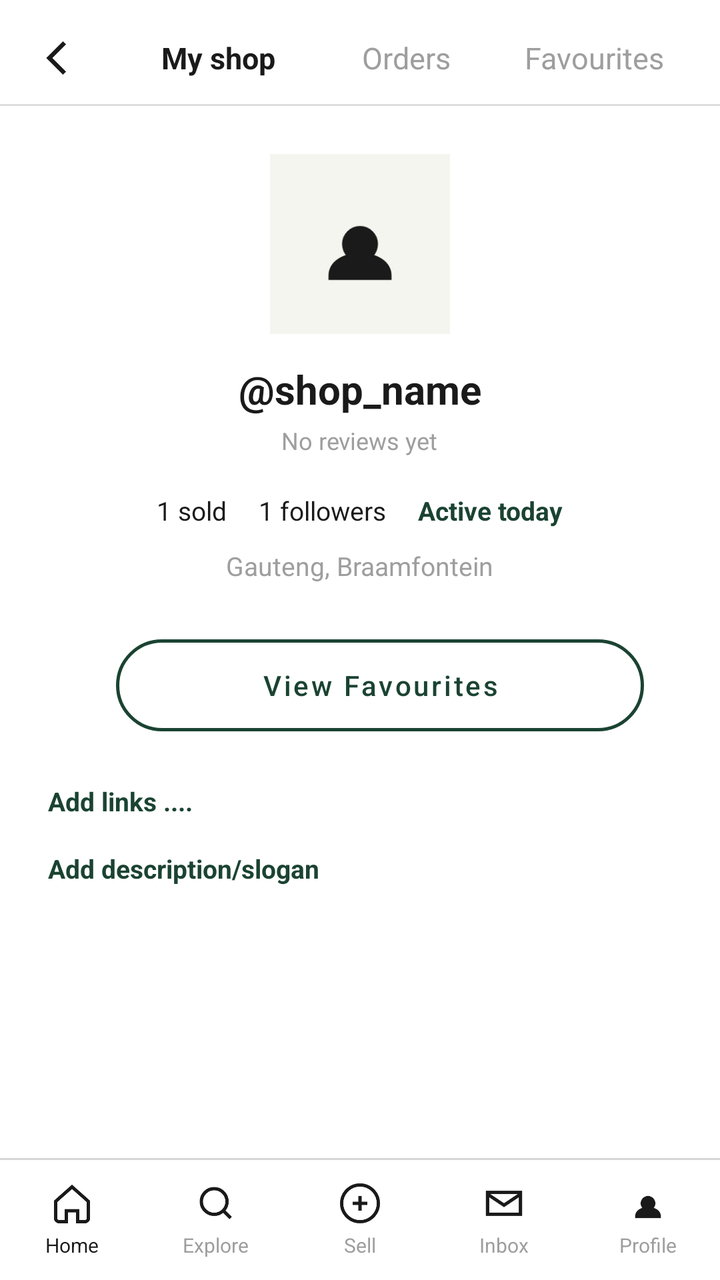
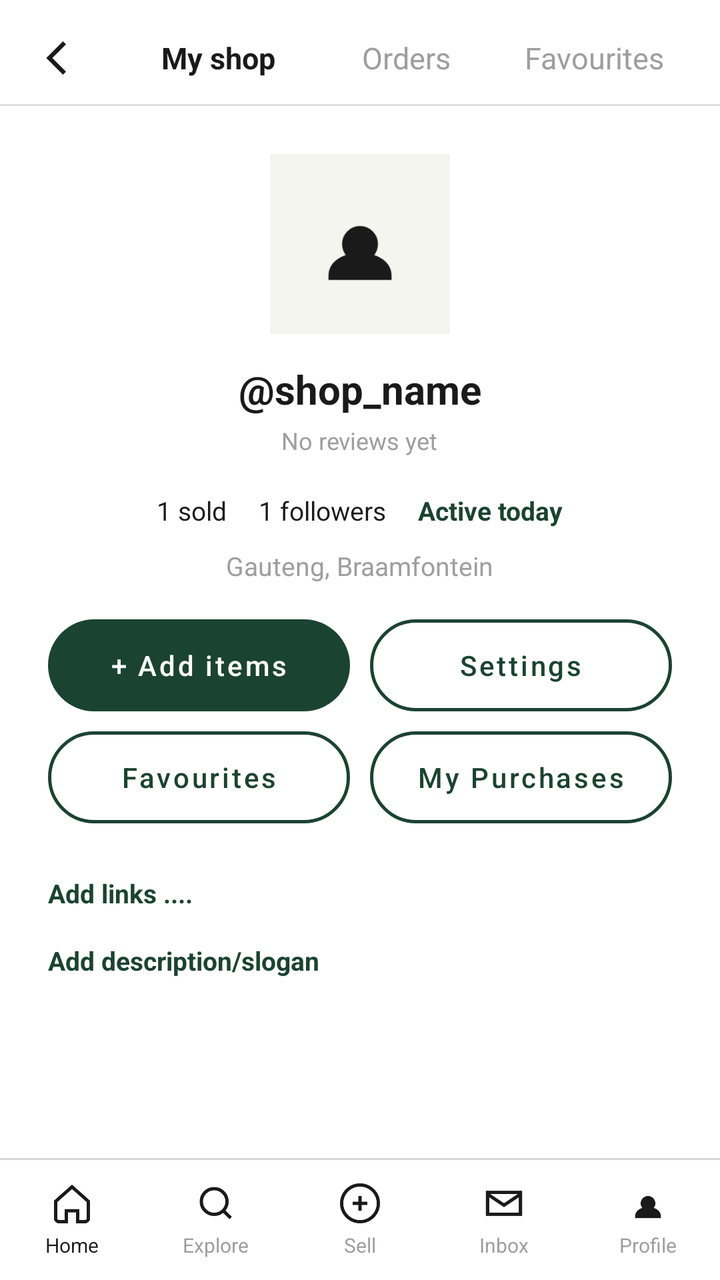

An Android layout rendered at two revisions. The XML below is the earlier revision; the diff shows what the commit changed to produce the second picture.
<!-- AndroidManifest.xml: application theme Theme.VougeCycle -->
<!-- res/layout/activity_shop_profile.xml -->
<?xml version="1.0" encoding="utf-8"?>
<LinearLayout xmlns:android="http://schemas.android.com/apk/res/android"
    android:layout_width="match_parent"
    android:layout_height="match_parent"
    android:orientation="vertical"
    android:background="@color/vc_white">

    <ScrollView
        android:layout_width="match_parent"
        android:layout_height="0dp"
        android:layout_weight="1"
        android:fillViewport="true">

    <LinearLayout
        android:layout_width="match_parent"
        android:layout_height="wrap_content"
        android:orientation="vertical"
        android:paddingBottom="24dp">

        
        <LinearLayout
            android:layout_width="match_parent"
            android:layout_height="wrap_content"
            android:orientation="horizontal"
            android:gravity="center_vertical"
            android:paddingHorizontal="16dp"
            android:paddingTop="16dp"
            android:paddingBottom="10dp">

            <ImageView
                android:id="@+id/ivBack"
                android:layout_width="26dp"
                android:layout_height="26dp"
                android:src="@drawable/ic_back_arrow"
                android:contentDescription="Back"/>

            <TextView
                android:id="@+id/tvTabShop"
                android:layout_width="0dp"
                android:layout_height="wrap_content"
                android:layout_weight="1"
                android:layout_marginStart="20dp"
                android:gravity="center"
                android:text="My shop"
                android:textColor="@color/vc_black"
                android:textSize="15sp"
                android:textStyle="bold"/>

            <TextView
                android:id="@+id/tvTabOrders"
                android:layout_width="0dp"
                android:layout_height="wrap_content"
                android:layout_weight="1"
                android:gravity="center"
                android:text="Orders"
                android:textColor="@color/vc_grey_text"
                android:textSize="15sp"/>

            <TextView
                android:id="@+id/tvTabFavourites"
                android:layout_width="0dp"
                android:layout_height="wrap_content"
                android:layout_weight="1"
                android:gravity="center"
                android:text="Favourites"
                android:textColor="@color/vc_grey_text"
                android:textSize="15sp"/>
        </LinearLayout>

        <View
            android:layout_width="match_parent"
            android:layout_height="1dp"
            android:background="@color/vc_border"/>

        
        <LinearLayout
            android:layout_width="match_parent"
            android:layout_height="wrap_content"
            android:orientation="vertical"
            android:gravity="center"
            android:paddingTop="24dp">

            <ImageView
                android:id="@+id/ivAvatar"
                android:layout_width="90dp"
                android:layout_height="90dp"
                android:src="@drawable/ic_profile"
                android:background="@color/vc_off_white"
                android:padding="18dp"
                android:contentDescription="Avatar"/>

            <TextView
                android:id="@+id/tvShopName"
                android:layout_width="wrap_content"
                android:layout_height="wrap_content"
                android:layout_marginTop="14dp"
                android:text="@shop_name"
                android:textColor="@color/vc_black"
                android:textSize="20sp"
                android:textStyle="bold"/>

            <TextView
                android:layout_width="wrap_content"
                android:layout_height="wrap_content"
                android:layout_marginTop="4dp"
                android:text="No reviews yet"
                android:textColor="@color/vc_grey_text"
                android:textSize="12sp"/>
        </LinearLayout>

        
        <LinearLayout
            android:layout_width="match_parent"
            android:layout_height="wrap_content"
            android:orientation="horizontal"
            android:gravity="center"
            android:paddingHorizontal="24dp"
            android:layout_marginTop="18dp">

            <TextView
                android:layout_width="wrap_content"
                android:layout_height="wrap_content"
                android:text="1 sold"
                android:textColor="@color/vc_black"
                android:textSize="13sp"/>

            <TextView
                android:layout_width="wrap_content"
                android:layout_height="wrap_content"
                android:layout_marginStart="16dp"
                android:text="1 followers"
                android:textColor="@color/vc_black"
                android:textSize="13sp"/>

            <TextView
                android:layout_width="wrap_content"
                android:layout_height="wrap_content"
                android:layout_marginStart="16dp"
                android:text="Active today"
                android:textColor="@color/vc_green"
                android:textSize="13sp"
                android:textStyle="bold"/>
        </LinearLayout>

        
        <TextView
            android:layout_width="wrap_content"
            android:layout_height="wrap_content"
            android:layout_gravity="center"
            android:layout_marginTop="10dp"
            android:text="Gauteng, Braamfontein"
            android:textColor="@color/vc_grey_text"
            android:textSize="13sp"/>

        
        <LinearLayout
            android:layout_width="match_parent"
            android:layout_height="wrap_content"
            android:orientation="horizontal"
            android:paddingHorizontal="24dp"
            android:layout_marginTop="18dp">

            <Button
                android:id="@+id/btnAddItems"
                android:layout_width="0dp"
                android:layout_height="46dp"
                android:layout_weight="1"
                android:background="@drawable/bg_button_primary"
                android:text="+ Add items"
                android:textColor="@color/vc_white"
                android:textSize="14sp"
                android:textAllCaps="false"
                android:stateListAnimator="@null"/>

            <Button
                android:id="@+id/btnSettings"
                android:layout_width="0dp"
                android:layout_height="46dp"
                android:layout_weight="1"
                android:layout_marginStart="10dp"
                android:background="@drawable/bg_button_outline"
                android:text="Settings"
                android:textColor="@color/vc_green"
                android:textSize="14sp"
                android:textAllCaps="false"
                android:stateListAnimator="@null"/>

            
            <Button
                android:id="@+id/btnViewFavourites"
                android:layout_width="match_parent"
                android:layout_height="46dp"
                android:layout_marginHorizontal="24dp"
                android:layout_marginTop="10dp"
                android:background="@drawable/bg_button_outline"
                android:text="View Favourites"
                android:textColor="@color/vc_green"
                android:textSize="14sp"
                android:textAllCaps="false"
                android:stateListAnimator="@null"/>
        </LinearLayout>

        
        <LinearLayout
            android:layout_width="match_parent"
            android:layout_height="wrap_content"
            android:orientation="vertical"
            android:paddingHorizontal="24dp"
            android:layout_marginTop="18dp">

            <TextView
                android:id="@+id/tvAddLinks"
                android:layout_width="match_parent"
                android:layout_height="wrap_content"
                android:paddingVertical="8dp"
                android:text="Add links ...."
                android:textColor="@color/vc_green"
                android:textSize="13sp"
                android:textStyle="bold"/>

            <TextView
                android:id="@+id/tvAddDescription"
                android:layout_width="match_parent"
                android:layout_height="wrap_content"
                android:paddingVertical="8dp"
                android:text="Add description/slogan"
                android:textColor="@color/vc_green"
                android:textSize="13sp"
                android:textStyle="bold"/>
        </LinearLayout>

        
        <androidx.recyclerview.widget.RecyclerView
            android:id="@+id/rvShopProducts"
            android:layout_width="match_parent"
            android:layout_height="wrap_content"
            android:layout_marginTop="14dp"
            android:paddingHorizontal="14dp"
            android:clipToPadding="false"
            android:nestedScrollingEnabled="false"/>

    </LinearLayout>
    </ScrollView>

    <View
        android:layout_width="match_parent"
        android:layout_height="1dp"
        android:background="@color/vc_border"/>

    <include
        android:id="@+id/bottomNav"
        layout="@layout/bottom_nav"/>

</LinearLayout>
<!-- res/layout/bottom_nav.xml (included above) -->
<?xml version="1.0" encoding="utf-8"?>
<LinearLayout xmlns:android="http://schemas.android.com/apk/res/android"
    android:layout_width="match_parent"
    android:layout_height="60dp"
    android:orientation="horizontal"
    android:background="@color/vc_white"
    android:elevation="4dp">

    
    <LinearLayout
        android:id="@+id/navHome"
        android:layout_width="0dp"
        android:layout_height="match_parent"
        android:layout_weight="1"
        android:orientation="vertical"
        android:gravity="center"
        android:clickable="true"
        android:focusable="true"
        android:background="?attr/selectableItemBackground">

        <ImageView
            android:layout_width="22dp"
            android:layout_height="22dp"
            android:src="@drawable/ic_home"
            android:contentDescription="Home"/>

        <TextView
            android:id="@+id/tvNavHome"
            android:layout_width="wrap_content"
            android:layout_height="wrap_content"
            android:layout_marginTop="3dp"
            android:text="Home"
            android:textColor="@color/vc_black"
            android:textSize="10sp"/>
    </LinearLayout>

    
    <LinearLayout
        android:id="@+id/navExplore"
        android:layout_width="0dp"
        android:layout_height="match_parent"
        android:layout_weight="1"
        android:orientation="vertical"
        android:gravity="center"
        android:clickable="true"
        android:focusable="true"
        android:background="?attr/selectableItemBackground">

        <ImageView
            android:layout_width="22dp"
            android:layout_height="22dp"
            android:src="@drawable/ic_search"
            android:contentDescription="Explore"/>

        <TextView
            android:id="@+id/tvNavExplore"
            android:layout_width="wrap_content"
            android:layout_height="wrap_content"
            android:layout_marginTop="3dp"
            android:text="Explore"
            android:textColor="@color/vc_grey_text"
            android:textSize="10sp"/>
    </LinearLayout>

    
    <LinearLayout
        android:id="@+id/navSell"
        android:layout_width="0dp"
        android:layout_height="match_parent"
        android:layout_weight="1"
        android:orientation="vertical"
        android:gravity="center"
        android:clickable="true"
        android:focusable="true"
        android:background="?attr/selectableItemBackground">

        <ImageView
            android:layout_width="22dp"
            android:layout_height="22dp"
            android:src="@drawable/ic_add_circle"
            android:contentDescription="Sell"/>

        <TextView
            android:id="@+id/tvNavSell"
            android:layout_width="wrap_content"
            android:layout_height="wrap_content"
            android:layout_marginTop="3dp"
            android:text="Sell"
            android:textColor="@color/vc_grey_text"
            android:textSize="10sp"/>
    </LinearLayout>

    
    <LinearLayout
        android:id="@+id/navInbox"
        android:layout_width="0dp"
        android:layout_height="match_parent"
        android:layout_weight="1"
        android:orientation="vertical"
        android:gravity="center"
        android:clickable="true"
        android:focusable="true"
        android:background="?attr/selectableItemBackground">

        <ImageView
            android:layout_width="22dp"
            android:layout_height="22dp"
            android:src="@drawable/ic_inbox"
            android:contentDescription="Inbox"/>

        <TextView
            android:id="@+id/tvNavInbox"
            android:layout_width="wrap_content"
            android:layout_height="wrap_content"
            android:layout_marginTop="3dp"
            android:text="Inbox"
            android:textColor="@color/vc_grey_text"
            android:textSize="10sp"/>
    </LinearLayout>

    
    <LinearLayout
        android:id="@+id/navProfile"
        android:layout_width="0dp"
        android:layout_height="match_parent"
        android:layout_weight="1"
        android:orientation="vertical"
        android:gravity="center"
        android:clickable="true"
        android:focusable="true"
        android:background="?attr/selectableItemBackground">

        <ImageView
            android:layout_width="22dp"
            android:layout_height="22dp"
            android:src="@drawable/ic_profile"
            android:contentDescription="Profile"/>

        <TextView
            android:id="@+id/tvNavProfile"
            android:layout_width="wrap_content"
            android:layout_height="wrap_content"
            android:layout_marginTop="3dp"
            android:text="Profile"
            android:textColor="@color/vc_grey_text"
            android:textSize="10sp"/>
    </LinearLayout>

</LinearLayout>
<!-- resources referenced by this layout -->
<resources>
  <color name="vc_black">#1A1A1A</color>
  <color name="vc_border">#DDDDDD</color>
  <color name="vc_green">#1B4332</color>
  <color name="vc_grey_text">#9E9E9E</color>
  <color name="vc_off_white">#F5F5F0</color>
  <color name="vc_white">#FFFFFF</color>
  <!-- drawable bg_button_outline (drawable) -->
  <?xml version="1.0" encoding="utf-8"?>
  <shape xmlns:android="http://schemas.android.com/apk/res/android">
  
      <solid android:color="@android:color/transparent"/>
      <corners android:radius="24dp"/>
      <stroke android:width="1.5dp" android:color="@color/vc_green"/>
  </shape>
  <!-- drawable bg_button_primary (drawable) -->
  <?xml version="1.0" encoding="utf-8"?>
  <shape xmlns:android="http://schemas.android.com/apk/res/android">
  
      <solid android:color="@color/vc_green"/>
      <corners android:radius="24dp"/>
  </shape>
  <!-- drawable ic_back_arrow (drawable) -->
  <?xml version="1.0" encoding="utf-8"?>
  <vector xmlns:android="http://schemas.android.com/apk/res/android"
  
      android:width="24dp" android:height="24dp"
      android:viewportWidth="24" android:viewportHeight="24">
      <path android:fillColor="#00000000"
          android:strokeColor="#1A1A1A" android:strokeWidth="2"
          android:pathData="M15,5l-7,7l7,7"/>
  </vector>
  <!-- drawable ic_home (drawable) -->
  <?xml version="1.0" encoding="utf-8"?>
  <vector xmlns:android="http://schemas.android.com/apk/res/android"
      android:width="24dp" android:height="24dp"
      android:viewportWidth="24" android:viewportHeight="24">
      <path android:fillColor="#00000000"
          android:strokeColor="#1A1A1A" android:strokeWidth="1.8"
          android:pathData="M3,11l9,-8l9,8v9a2,2 0 0,1 -2,2h-4v-6h-6v6H5a2,2 0 0,1 -2,-2z"/>
  </vector>
  <!-- drawable ic_inbox (drawable) -->
  <?xml version="1.0" encoding="utf-8"?>
  <vector xmlns:android="http://schemas.android.com/apk/res/android"
  
      android:width="24dp" android:height="24dp"
      android:viewportWidth="24" android:viewportHeight="24">
      <path android:fillColor="#00000000"
          android:strokeColor="#1A1A1A" android:strokeWidth="1.8"
          android:pathData="M3,6h18v12H3z"/>
      <path android:fillColor="#00000000"
          android:strokeColor="#1A1A1A" android:strokeWidth="1.8"
          android:pathData="M3,7l9,6l9,-6"/>
  </vector>
  <!-- drawable ic_profile (drawable) -->
  <?xml version="1.0" encoding="utf-8"?>
  <vector xmlns:android="http://schemas.android.com/apk/res/android"
  
      android:width="24dp" android:height="24dp"
      android:viewportWidth="24" android:viewportHeight="24">
      <path android:fillColor="#1A1A1A"
          android:pathData="M12,12m-4,0a4,4 0 1,0 8,0a4,4 0 1,0 -8,0"/>
      <path android:fillColor="#1A1A1A"
          android:pathData="M12,14c-4,0 -7,2 -7,5v1h14v-1c0,-3 -3,-5 -7,-5z"/>
  </vector>
  <!-- drawable ic_search (drawable) -->
  <?xml version="1.0" encoding="utf-8"?>
  <vector xmlns:android="http://schemas.android.com/apk/res/android"
  
      android:width="24dp" android:height="24dp"
      android:viewportWidth="24" android:viewportHeight="24">
      <path android:fillColor="#00000000"
          android:strokeColor="#1A1A1A" android:strokeWidth="1.8"
          android:pathData="M11,11m-7,0a7,7 0 1,0 14,0a7,7 0 1,0 -14,0"/>
      <path android:fillColor="#00000000"
          android:strokeColor="#1A1A1A" android:strokeWidth="1.8"
          android:pathData="M20,20l-4,-4"/>
  </vector>
  <style name="Theme.VougeCycle" parent="Theme.MaterialComponents.Light.NoActionBar">
          <item name="colorPrimary">@color/vc_green</item>
          <item name="colorPrimaryDark">@color/vc_green_dark</item>
          <item name="colorAccent">@color/vc_green</item>
          <item name="android:statusBarColor">@color/vc_green</item>
          <item name="android:windowLightStatusBar">false</item>
      </style>
  <color name="vc_green_dark">#0B2A1E</color>
  <!-- unchanged entries left out for length: 1 -->
</resources>

<!-- the commit's change to res/layout/activity_shop_profile.xml (unified diff, before → after) -->
@@ -153,6 +153,7 @@
             android:textSize="13sp"/>
 
         
+        
         <LinearLayout
             android:layout_width="match_parent"
             android:layout_height="wrap_content"
@@ -184,16 +185,36 @@
                 android:textSize="14sp"
                 android:textAllCaps="false"
                 android:stateListAnimator="@null"/>
-
-            
+        </LinearLayout>
+
+        
+        <LinearLayout
+            android:layout_width="match_parent"
+            android:layout_height="wrap_content"
+            android:orientation="horizontal"
+            android:paddingHorizontal="24dp"
+            android:layout_marginTop="10dp">
+
             <Button
                 android:id="@+id/btnViewFavourites"
-                android:layout_width="match_parent"
+                android:layout_width="0dp"
                 android:layout_height="46dp"
-                android:layout_marginHorizontal="24dp"
-                android:layout_marginTop="10dp"
+                android:layout_weight="1"
                 android:background="@drawable/bg_button_outline"
-                android:text="View Favourites"
+                android:text="Favourites"
+                android:textColor="@color/vc_green"
+                android:textSize="14sp"
+                android:textAllCaps="false"
+                android:stateListAnimator="@null"/>
+
+            <Button
+                android:id="@+id/btnViewPurchases"
+                android:layout_width="0dp"
+                android:layout_height="46dp"
+                android:layout_weight="1"
+                android:layout_marginStart="10dp"
+                android:background="@drawable/bg_button_outline"
+                android:text="My Purchases"
                 android:textColor="@color/vc_green"
                 android:textSize="14sp"
                 android:textAllCaps="false"
